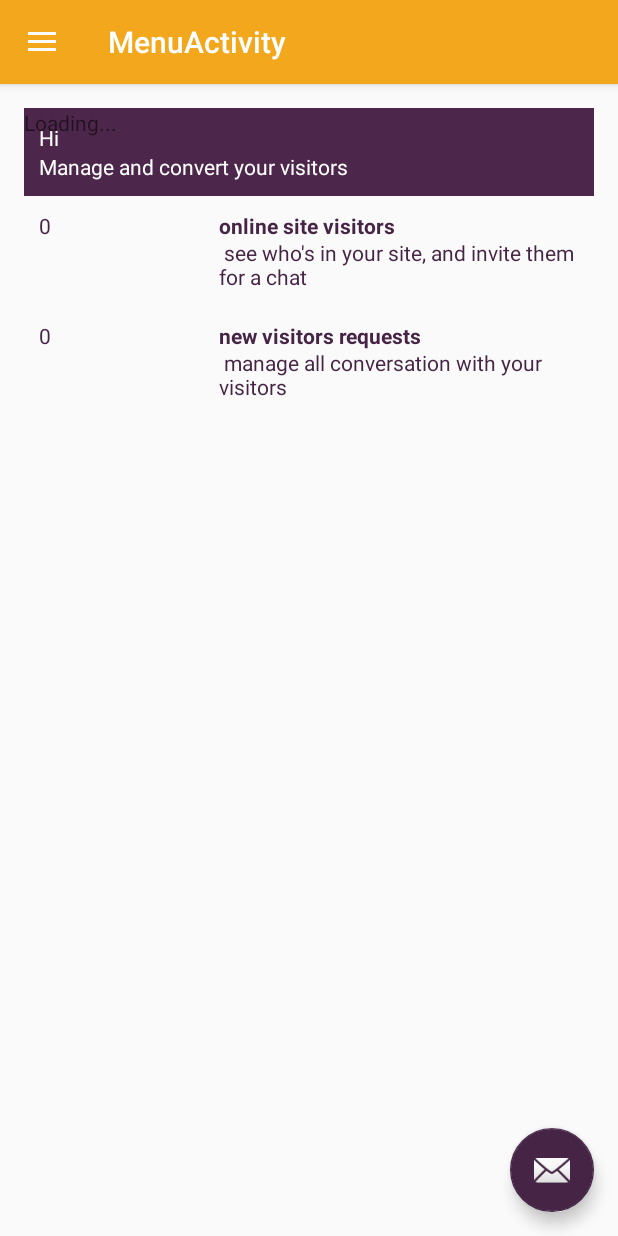
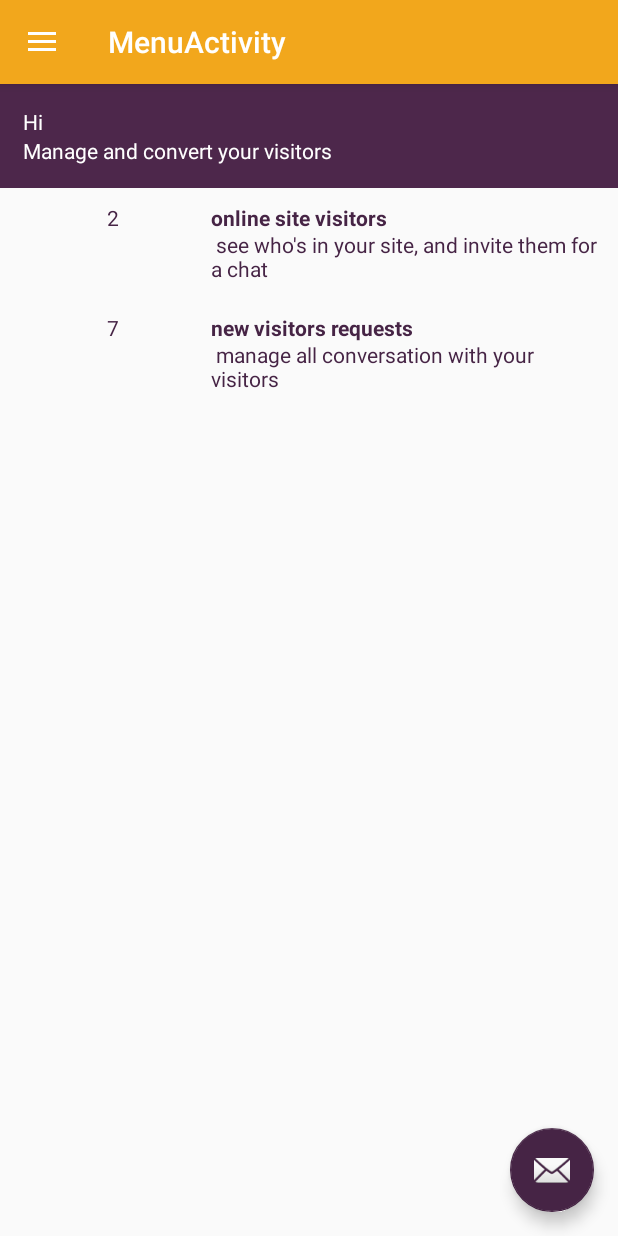
Before and after one commit to DroidUcation/chayaroth, an Android app: the MenuActivity screen opened directly, with no data from a screen before it, on a phone screen of 412 x 824 dp. Run offline under Robolectric (Android 15) with nearby library versions, the phone set to English and light mode, and no system bars.

Commit message:
design change colors and dimens

```diff
--- a/app/src/main/res/drawable/background_agent_message.xml
+++ b/app/src/main/res/drawable/background_agent_message.xml
@@ -5,7 +5,7 @@
 
     <!-- view background color -->
     <solid
-        android:color="@color/bg_msg_you" >
+        android:color="@color/orange_light" >
     </solid>
 
 
--- a/app/src/main/res/drawable/background_visitor_message.xml
+++ b/app/src/main/res/drawable/background_visitor_message.xml
@@ -5,7 +5,7 @@
 
     <!-- view background color -->
     <solid
-        android:color="@color/bg_msg_from" >
+        android:color="@color/gray_light" >
     </solid>
 
 
--- /dev/null
+++ b/app/src/main/res/drawable/circular_progress_bar.xml
@@ -0,0 +1,10 @@
+<?xml version="1.0" encoding="utf-8"?>
+<shape
+    xmlns:android="http://schemas.android.com/apk/res/android"
+
+    android:useLevel="true"
+    android:innerRadiusRatio="2.3"
+    android:shape="ring"
+    android:thickness="3.8sp" >
+    <solid android:color="@color/purple" />
+</shape>
--- /dev/null
+++ b/app/src/main/res/drawable/ic_send_24dp.xml
@@ -0,0 +1,5 @@
+<vector android:autoMirrored="true" android:height="24dp"
+    android:viewportHeight="24.0" android:viewportWidth="24.0"
+    android:width="24dp" xmlns:android="http://schemas.android.com/apk/res/android">
+    <path android:fillColor="#FF000000" android:pathData="M2.01,21L23,12 2.01,3 2,10l15,2 -15,2z"/>
+</vector>
--- a/app/src/main/res/layout/content_menu.xml
+++ b/app/src/main/res/layout/content_menu.xml
@@ -5,10 +5,7 @@
     xmlns:tools="http://schemas.android.com/tools"
     android:layout_width="match_parent"
     android:layout_height="match_parent"
-    android:paddingBottom="@dimen/activity_vertical_margin"
-    android:paddingLeft="@dimen/activity_horizontal_margin"
-    android:paddingRight="@dimen/activity_horizontal_margin"
-    android:paddingTop="@dimen/activity_vertical_margin"
+
     app:layout_behavior="@string/appbar_scrolling_view_behavior"
     tools:context=".Ui.Activities.MenuActivity"
     tools:showIn="@layout/app_bar_menu">
@@ -23,11 +20,20 @@
         android:layout_centerInParent="true"
         android:foregroundGravity="fill"
         android:visibility="gone"
+        android:progressDrawable="@drawable/circular_progress_bar"
         />
-    <TextView
-        android:layout_width="wrap_content"
-        android:layout_height="wrap_content"
-        android:text="Loading..."
+    <!--  android:progressDrawable="@drawable/circular_progress_bar"
+    <ProgressBar
         android:id="@+id/loading_center"
-        />
+        style="?android:attr/progressBarStyleHorizontal"
+        android:layout_width="50dp"
+        android:layout_height="50dp"
+        android:layout_centerHorizontal="true"
+        android:layout_centerVertical="true"
+        android:progressDrawable="@drawable/circular_progress_bar" />-->
+
 </RelativeLayout>
+<!--  android:paddingBottom="@dimen/activity_vertical_margin"
+    android:paddingLeft="@dimen/activity_horizontal_margin"
+    android:paddingRight="@dimen/activity_horizontal_margin"
+    android:paddingTop="@dimen/activity_vertical_margin"-->
--- a/app/src/main/res/layout/fragment_dashboard.xml
+++ b/app/src/main/res/layout/fragment_dashboard.xml
@@ -43,7 +43,8 @@
             android:layout_width="0dp"
             android:layout_height="match_parent"
             android:layout_weight="1"
-            android:text="0"
+            android:text="2"
+                android:textAlignment="center"
                 android:textColor="@color/colorAccent" />
             <TextView
             android:id="@+id/txt_online_v_btn"
@@ -65,8 +66,10 @@
             android:layout_width="0dp"
             android:layout_height="match_parent"
             android:layout_weight="1"
-            android:text="0"
-            android:textColor="@color/colorAccent" />
+            android:text="7"
+        android:textAlignment="center"
+
+        android:textColor="@color/colorAccent" />
             <TextView
             android:id="@+id/txt_request_btn"
             android:layout_width="0dp"
--- a/app/src/main/res/layout/fragment_inbox.xml
+++ b/app/src/main/res/layout/fragment_inbox.xml
@@ -29,7 +29,6 @@
         android:contentDescription="loading"
         android:visibility="invisible"
         android:padding="5dp"
-        android:foreground="@color/colorPrimary"
         android:foregroundGravity="fill"
         />
 </RelativeLayout>
--- a/app/src/main/res/layout/inbox_item.xml
+++ b/app/src/main/res/layout/inbox_item.xml
@@ -2,7 +2,8 @@
 <RelativeLayout xmlns:android="http://schemas.android.com/apk/res/android"
     android:layout_width="match_parent"
     android:layout_height="wrap_content"
-    android:background="?attr/selectableItemBackgroundBorderless">
+    android:background="?attr/selectableItemBackgroundBorderless"
+    android:padding="@dimen/padding_inbox_items">
 
 
     <ImageView
--- a/app/src/main/res/values/colors.xml
+++ b/app/src/main/res/values/colors.xml
@@ -22,7 +22,9 @@
     <!--************* new colors ******************* -->
 
     <color name="purple">#4d274b</color>
-    <color name="orange">#f2a71c</color>
+    <color name="orange_dark">#f2a71c</color>
+    <color name="orange_light">#FFF3E0</color>
     <color name="white">#ffffff</color>
+    <color name="gray_light">#ECEFF1</color>
 
 </resources>
--- a/app/src/main/res/values/dimens.xml
+++ b/app/src/main/res/values/dimens.xml
@@ -8,6 +8,7 @@
     <dimen name="fab_margin">16dp</dimen>
 
     <!-- my dimens -->
-    <dimen name="padding_dashboard_layouts">10dp</dimen>
+    <dimen name="padding_dashboard_layouts">15dp</dimen>
+    <dimen name="padding_inbox_items">10dp</dimen>
 
 </resources>
--- a/app/src/main/res/values/drawables.xml
+++ b/app/src/main/res/values/drawables.xml
@@ -4,5 +4,4 @@
     <item name="ic_menu_slideshow" type="drawable">@android:drawable/ic_menu_slideshow</item>
     <item name="ic_menu_manage" type="drawable">@android:drawable/ic_menu_manage</item>
     <item name="ic_menu_share" type="drawable">@android:drawable/ic_menu_share</item>
-    <item name="ic_menu_send" type="drawable">@android:drawable/ic_menu_send</item>
 </resources>
--- a/app/src/main/res/values/styles.xml
+++ b/app/src/main/res/values/styles.xml
@@ -16,5 +16,10 @@
     <style name="AppTheme.AppBarOverlay" parent="ThemeOverlay.AppCompat.Dark.ActionBar" />
 
     <style name="AppTheme.PopupOverlay" parent="ThemeOverlay.AppCompat.Light" />
+    <style name="AlertDialogCustom" parent="@android:style/Theme.Dialog">
+        <item name="android:textColor">@color/purple</item>
+        <item name="android:textSize">10sp</item>
+        <item name="android:background">@color/gray_light</item>
+    </style>
 
 </resources>
```
Also changed, not shown: app/src/main/java/com/example/chaya/bontact/DataManagers/InnerConversationDataManager.java (+19 -5 lines), app/src/main/java/com/example/chaya/bontact/RecyclerViews/InboxAdapter.java (+9 -8 lines), app/src/main/java/com/example/chaya/bontact/Ui/Activities/MenuActivity.java (+35 -6 lines), app/src/main/java/com/example/chaya/bontact/Ui/Fragments/InboxFragment.java (+6 -5 lines), app/src/main/res/drawable-v21/ic_menu_send.xml (deleted, +0 -9 lines), app/src/main/res/layout/activity_inner_conversation.xml (+5 -3 lines).
